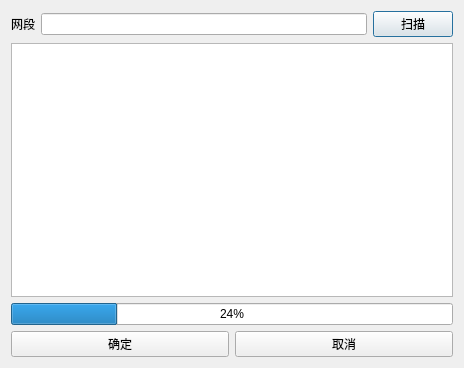
Qt form DBVerify/netdetdialog.ui (FMX/qt-gui) before a commit.
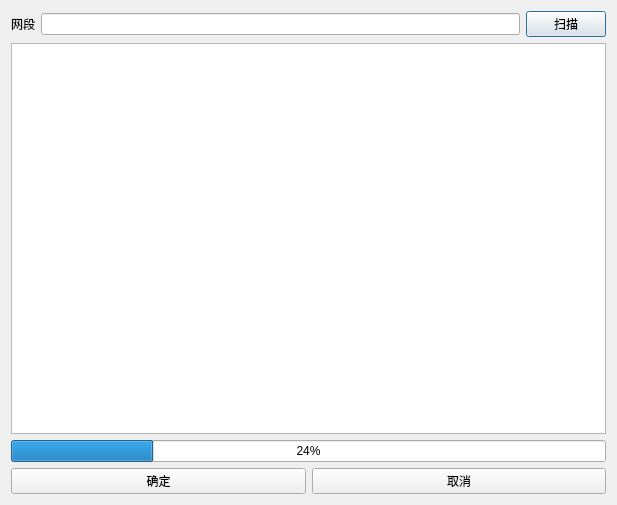
The same form after that commit.

Diff of the .ui file:
```diff
--- a/DBVerify/netdetdialog.ui
+++ b/DBVerify/netdetdialog.ui
@@ -6,8 +6,8 @@
    <rect>
     <x>0</x>
     <y>0</y>
-    <width>464</width>
-    <height>368</height>
+    <width>617</width>
+    <height>505</height>
    </rect>
   </property>
   <property name="windowTitle">
```
